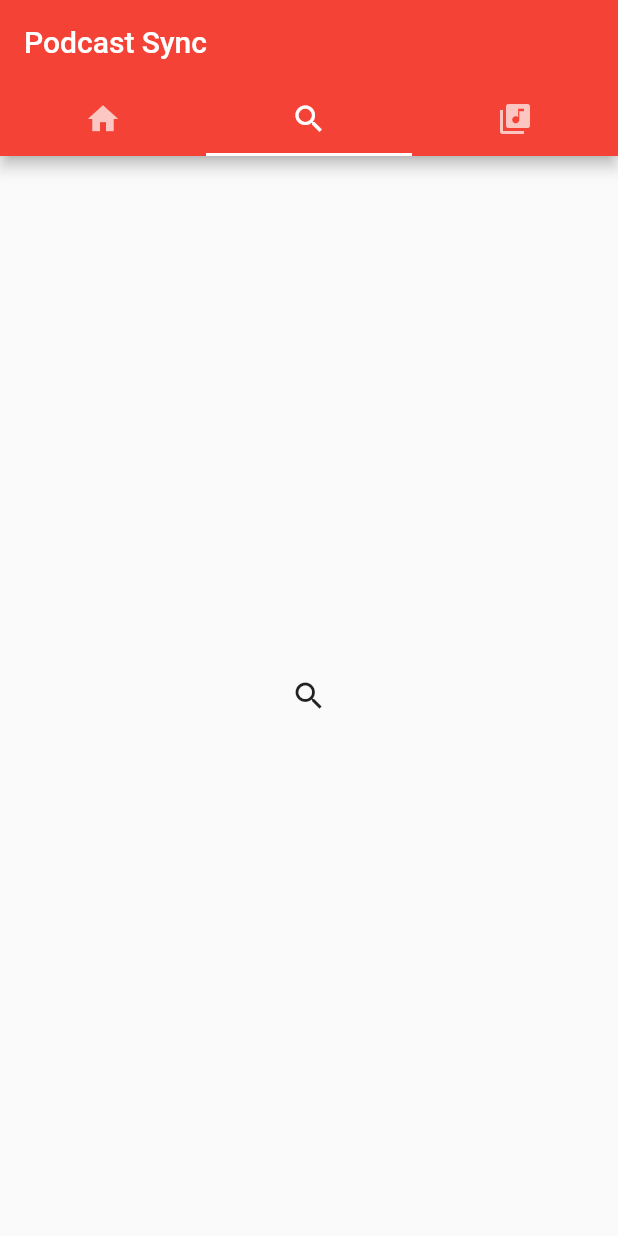
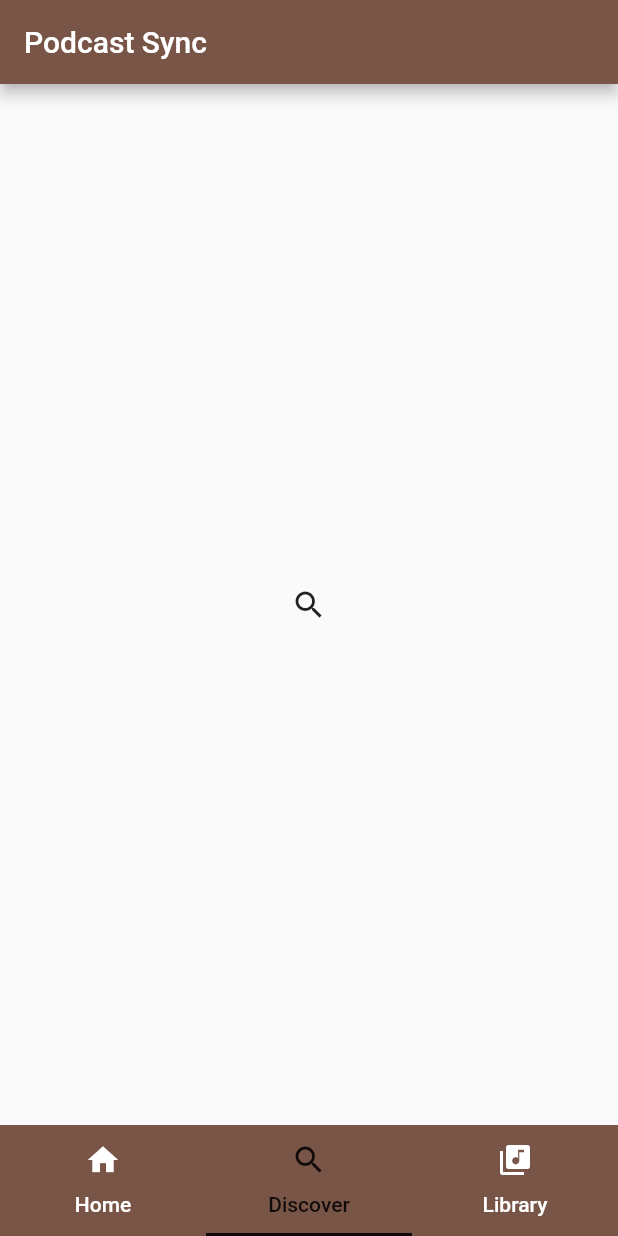
Before and after one commit to nottheswimmer/podcastsync, a Flutter app: the screen it shows after launch, tab 2 chosen, on a phone screen of 412 x 824 dp. Run offline on Flutter 3.47's test engine with Material 2 defaults, Android fonts, the phone set to English and light mode, and no system bars.

Commit message:
Tab and overall app theming

```diff
--- a/lib/main.dart
+++ b/lib/main.dart
@@ -20,7 +20,7 @@ class MyApp extends StatelessWidget {
           // or simply save your changes to "hot reload" in a Flutter IDE).
           // Notice that the counter didn't reset back to zero; the application
           // is not restarted.
-          primarySwatch: Colors.red,
+          primarySwatch: Colors.brown,
           // This makes the visual density adapt to the platform that you run
           // the app on. For desktop platforms, the controls will be smaller and
           // closer together (more dense) than on mobile platforms.
@@ -119,19 +119,41 @@ class _MyHomePageState extends State<MyHomePage> {
             // Here we take the value from the MyHomePage object that was created by
             // the App.build method, and use it to set our appbar title.
             title: Text(widget.title),
-            bottom: TabBar(
-              tabs: [
-                Tab(icon: Icon(Icons.home)),
-                Tab(icon: Icon(Icons.search)),
-                Tab(icon: Icon(Icons.library_music)),
-              ],
-            )),
+        ),
+      bottomNavigationBar: ColoredTabBar(
+        Colors.brown,
+        TabBar(tabs: [
+          Tab(icon: Icon(Icons.home), text: "Home",),
+          Tab(icon: Icon(Icons.search), text: "Discover"),
+          Tab(icon: Icon(Icons.library_music), text: "Library"),
+        ],
+        labelColor: Colors.black87,
+        unselectedLabelColor: Colors.white,
+        indicatorColor: Colors.black87,
+      )),
         body: TabBarView(
           children: [
             _HomePage(),
             Icon(Icons.search),
             Icon(Icons.library_music),
           ], // This trailing comma makes auto-formatting nicer for build methods.
-        ));
+        ),
+    );
   }
 }
+
+class ColoredTabBar extends Container implements PreferredSizeWidget {
+  ColoredTabBar(this.color, this.tabBar);
+
+  final Color color;
+  final TabBar tabBar;
+
+  @override
+  Size get preferredSize => tabBar.preferredSize;
+
+  @override
+  Widget build(BuildContext context) => Container(
+    color: color,
+    child: tabBar,
+  );
+}
```
